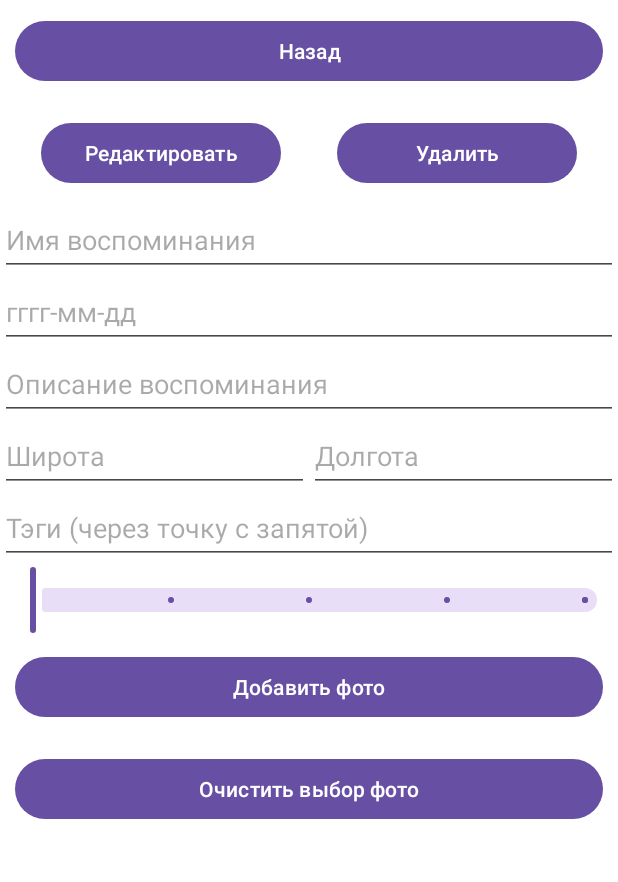
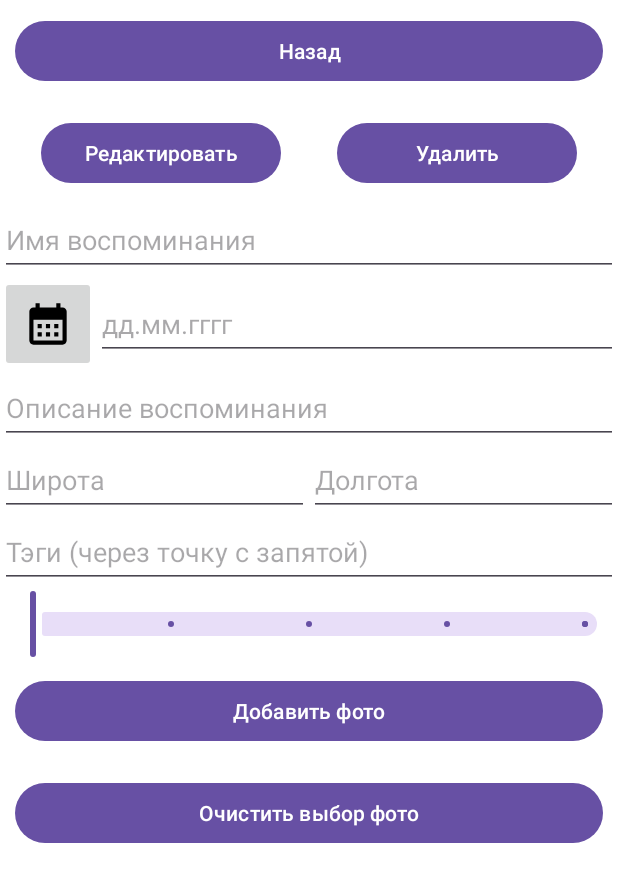
Before and after one commit to NSU-PinMap/PinMap, an Android app: the PinConstructorFragment screen opened through its navigation route, on a phone screen of 412 x 824 dp. Shown: the top 882 px of the screen. Run offline under Robolectric (Android 15) with nearby library versions, the phone set to English and light mode, and no system bars; our stand-ins replace Picasso, Room's generated code; libraries missing offline, so code that uses them is left out: org.osmdroid.config, org.osmdroid.tileprovider, org.osmdroid.util, org.osmdroid.views; plain views replace MapView; 22 statements that could not run were skipped.

Commit message:
В конструктор добавлено редактирование даты через календарь

```diff
--- a/app/src/main/res/layout/fragment_pin_constructor.xml
+++ b/app/src/main/res/layout/fragment_pin_constructor.xml
@@ -88,14 +88,26 @@
                 android:minHeight="48dp"
                 android:hint="Имя воспоминания" />
 
-            <EditText
-                android:id="@+id/dateText"
+            <LinearLayout
+                android:layout_height="wrap_content"
                 android:layout_width="match_parent"
-                android:layout_height="wrap_content"
-                android:ems="10"
-                android:hint="гггг-мм-дд"
-                android:inputType="date"
-                android:minHeight="48dp" />
+                android:gravity="center">
+
+                <ImageButton
+                    android:id="@+id/date_picker"
+                    android:layout_width="64dp"
+                    android:layout_height="64dp"
+                    android:src="@drawable/ic_calendar_foreground"/>
+
+                <EditText
+                    android:id="@+id/dateText"
+                    android:layout_width="match_parent"
+                    android:layout_height="wrap_content"
+                    android:ems="10"
+                    android:hint="дд.мм.гггг"
+                    android:inputType="date"
+                    android:minHeight="48dp"/>
+            </LinearLayout>
 
             <EditText
                 android:id="@+id/descriptionText"
```
Also changed, not shown: app/src/main/java/ru/nsu/ccfit/tsd/pinmap/fragments/PinConstructorFragment.kt (+33 -2 lines).
